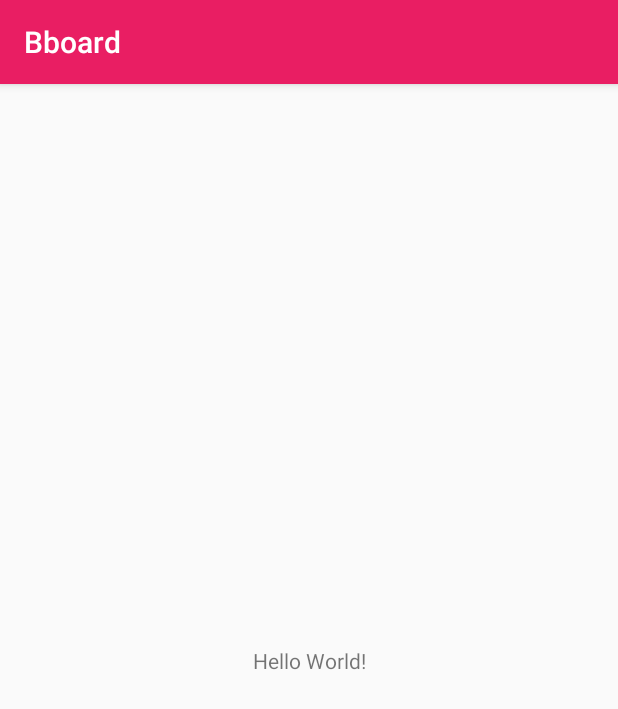
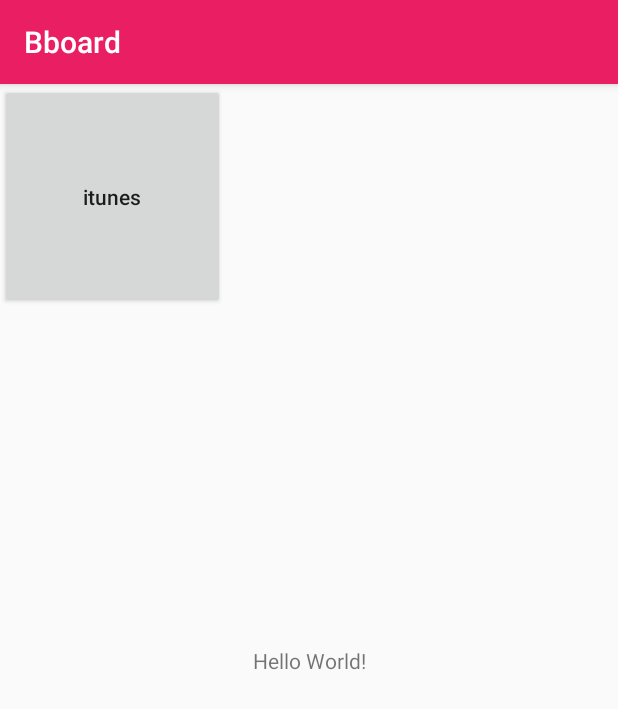
Before and after one commit to StonyMoon/bboard, an Android app: the screen it shows after launch (MainActivity), on a phone screen of 412 x 824 dp. Shown: the top 709 px of the screen. Run offline under Robolectric (Android 15) with nearby library versions, the phone set to English and light mode, and no system bars; our stand-ins replace ButterKnife.

```diff
--- a/app/build.gradle
+++ b/app/build.gradle
@@ -19,6 +19,10 @@ android {
 }
 
 dependencies {
+
+    compile 'com.google.dagger:dagger:2.14.1'
+    annotationProcessor 'com.google.dagger:dagger-compiler:2.14.1'
+
     compile 'com.squareup.okhttp3:okhttp:3.8.1'
     compile 'com.jakewharton:butterknife:8.8.1'
     annotationProcessor 'com.jakewharton:butterknife-compiler:8.8.1'
--- a/app/src/main/AndroidManifest.xml
+++ b/app/src/main/AndroidManifest.xml
@@ -1,6 +1,8 @@
 <?xml version="1.0" encoding="utf-8"?>
 <manifest xmlns:android="http://schemas.android.com/apk/res/android"
     package="com.stonymoon.bboard">
+
+    <uses-permission android:name="android.permission.INTERNET" />
 
     <application
         android:allowBackup="true"
--- a/app/src/main/java/com/stonymoon/bboard/adapter/ItunesAdapter.java
+++ b/app/src/main/java/com/stonymoon/bboard/adapter/ItunesAdapter.java
@@ -58,7 +58,6 @@ public class ItunesAdapter extends RecyclerView.Adapter<ItunesAdapter.ItunesView
         } else {
             holder.tvDiscounted.setText(" ");
 
-
         }
         switch (song.nowColor) {
             case "n2":
--- a/app/src/main/res/layout/activity_main.xml
+++ b/app/src/main/res/layout/activity_main.xml
@@ -15,4 +15,12 @@
         app:layout_constraintRight_toRightOf="parent"
         app:layout_constraintTop_toTopOf="parent" />
 
+
+    <Button
+        android:id="@+id/btn_main_itunes"
+        android:layout_width="150dp"
+        android:layout_height="150dp"
+        android:text="@string/itunes"
+        android:textAllCaps="false" />
+
 </android.support.constraint.ConstraintLayout>
--- a/app/src/main/res/values/strings.xml
+++ b/app/src/main/res/values/strings.xml
@@ -1,3 +1,4 @@
 <resources>
     <string name="app_name">Bboard</string>
+    <string name="itunes">itunes</string>
 </resources>
```
Also changed, not shown: app/src/main/java/com/stonymoon/bboard/MainActivity.java (+9 -0 lines), app/src/main/java/com/stonymoon/bboard/itunes/ItunesActivity.java (+22 -3 lines), app/src/main/java/com/stonymoon/bboard/itunes/ItunesPresenter.java (+6 -7 lines).
